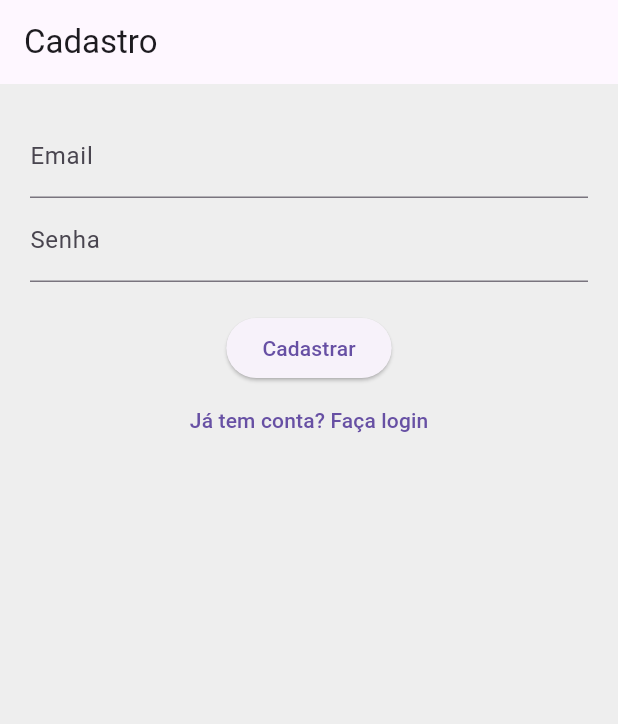
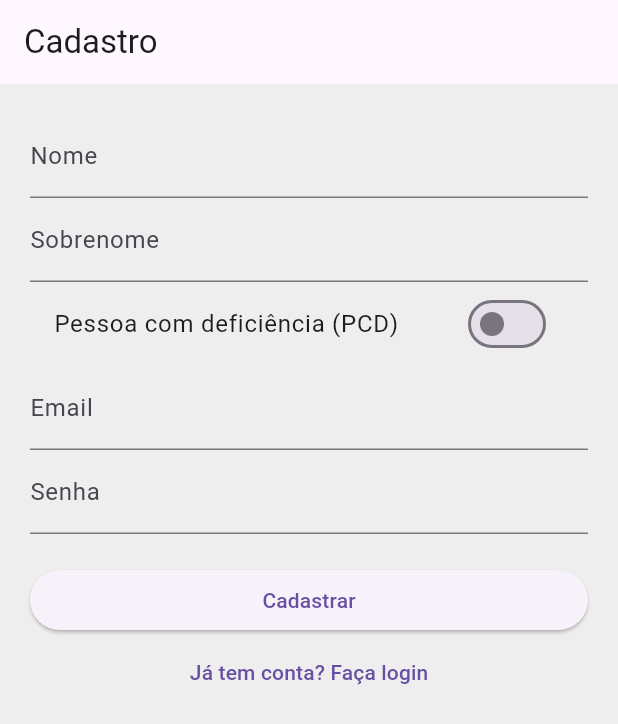
Before and after one commit to Lowpexay/projeto_gs_flutter, a Flutter app: the screen it shows after launch, after a tap on "Entrar", after a tap on "Ainda não tem conta? Cadastre-se", on a phone screen of 412 x 824 dp. Shown: the top 724 px of the screen. Run offline on Flutter 3.47's test engine with Material 3 defaults, Android fonts, the phone set to English and light mode, and no system bars; our stand-ins replace cloud_firestore, firebase_auth, firebase_core, flutter_map, geolocator, image_picker and 1 more; accounts and stored records are empty; network calls fail.

```diff
--- a/lib/login_page.dart
+++ b/lib/login_page.dart
@@ -13,6 +13,9 @@ class LoginPage extends StatefulWidget {
 class _LoginPageState extends State<LoginPage> {
   final emailController = TextEditingController();
   final senhaController = TextEditingController();
+  final nomeController = TextEditingController();
+  final sobrenomeController = TextEditingController();
+  bool isPCD = false;
 
   bool isLogin = true;
   String error = '';
@@ -25,8 +28,23 @@ class _LoginPageState extends State<LoginPage> {
       appBar: AppBar(title: Text(isLogin ? 'Login' : 'Cadastro')),
       body: Padding(
         padding: const EdgeInsets.all(20.0),
-        child: Column(
+        child: ListView(
           children: [
+            if (!isLogin) ...[
+              TextField(
+                controller: nomeController,
+                decoration: const InputDecoration(labelText: 'Nome'),
+              ),
+              TextField(
+                controller: sobrenomeController,
+                decoration: const InputDecoration(labelText: 'Sobrenome'),
+              ),
+              SwitchListTile(
+                title: const Text('Pessoa com deficiência (PCD)'),
+                value: isPCD,
+                onChanged: (v) => setState(() => isPCD = v),
+              ),
+            ],
             TextField(
               controller: emailController,
               decoration: const InputDecoration(labelText: 'Email'),
@@ -46,7 +64,9 @@ class _LoginPageState extends State<LoginPage> {
                   if (isLogin) {
                     await auth.login(email, senha);
                   } else {
-                    await auth.registrar(email, senha);
+                    String nome = nomeController.text;
+                    String sobrenome = sobrenomeController.text;
+                    await auth.registrar(email, senha, nome, sobrenome, isPCD);
                   }
                 } on AuthException catch (e) {
                   setState(() {
--- a/lib/service/auth_service.dart
+++ b/lib/service/auth_service.dart
@@ -1,4 +1,5 @@
 import 'package:firebase_auth/firebase_auth.dart';
+import 'package:cloud_firestore/cloud_firestore.dart';
 import 'package:flutter/material.dart';
 import 'package:weather_app/auth_exception.dart';
 
@@ -20,9 +21,19 @@ class AuthService with ChangeNotifier {
     });
   }
 
-  Future<void> registrar(String email, String senha) async {
+  Future<void> registrar(String email, String senha, String nome, String sobrenome, bool isPCD) async {
     try {
-      await _auth.createUserWithEmailAndPassword(email: email, password: senha);
+      // Cria usuário no Auth
+      UserCredential userCredential = await _auth.createUserWithEmailAndPassword(email: email, password: senha);
+
+      // Salva dados extras no Firestore
+      await FirebaseFirestore.instance.collection('usuarios').doc(userCredential.user!.uid).set({
+        'nome': nome,
+        'sobrenome': sobrenome,
+        'isPCD': isPCD,
+        'email': email,
+        'criadoEm': FieldValue.serverTimestamp(),
+      });
     } on FirebaseAuthException catch (e) {
       if (e.code == 'weak-password') {
         throw AuthException('A senha é muito fraca!');
--- a/pubspec.yaml
+++ b/pubspec.yaml
@@ -19,6 +19,8 @@ dependencies:
   firebase_core: ^2.27.0
   firebase_auth: ^4.16.0
   provider: ^6.1.2
+  firebase_storage: ^11.6.5
+  cloud_firestore: ^4.15.8
 
 
 dev_dependencies:
```
Also changed, not shown: lib/chat_screen.dart (+19 -0 lines), lib/report_page.dart (+39 -2 lines), pubspec.lock, 7 other files.
